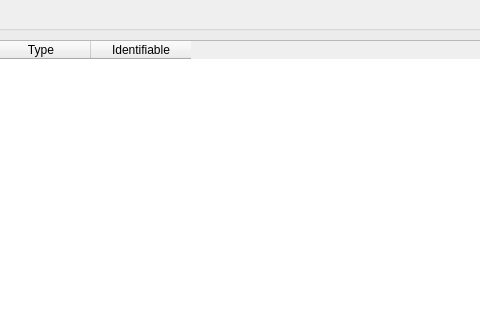
First picture: the form in src/ui/qgsprojectpropertiesbase.ui, repository qgis/QGIS, before the edit; both pictures show x 296 to 776 and y 0 to 320 of the 857 by 830 pixel window.
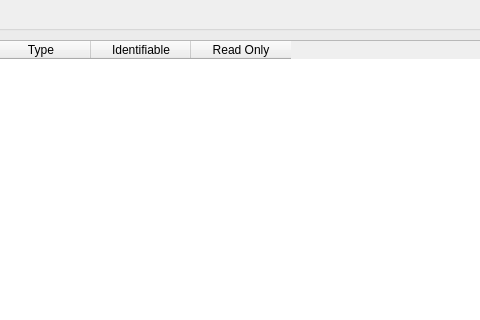
Second picture: the form after the edit. The open tabs and pages were chosen to show the change. Icons and pictures are not drawn. Custom widgets are drawn as their Qt base class.

Commit message: Make readOnly mode of vector layers configurable

```diff
--- a/src/ui/qgsprojectpropertiesbase.ui
+++ b/src/ui/qgsprojectpropertiesbase.ui
@@ -808,8 +808,8 @@
                <rect>
                 <x>0</x>
                 <y>0</y>
-                <width>133</width>
-                <height>100</height>
+                <width>683</width>
+                <height>776</height>
                </rect>
               </property>
               <layout class="QVBoxLayout" name="verticalLayout_10">
@@ -851,6 +851,11 @@
                       <string>Identifiable</string>
                      </property>
                     </column>
+                    <column>
+                     <property name="text">
+                      <string>Read Only</string>
+                     </property>
+                    </column>
                    </widget>
                   </item>
                  </layout>
```
Left out of the diff: 18 changed lines with no effect on the pictures. The commit also changes 9 other files.
